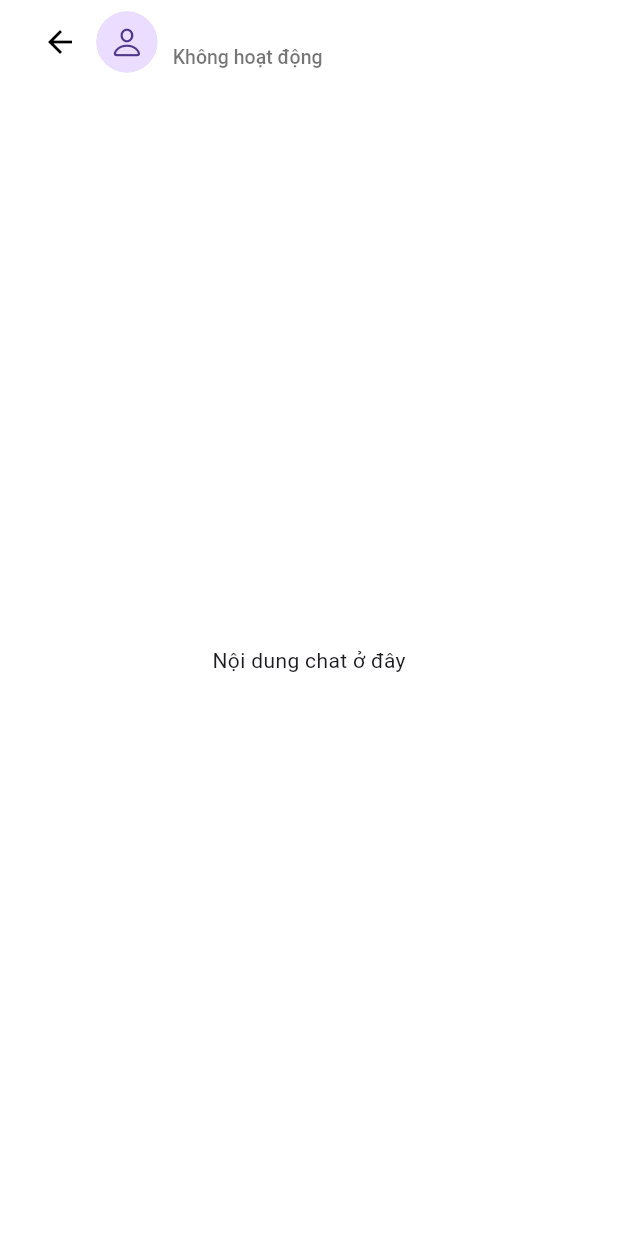
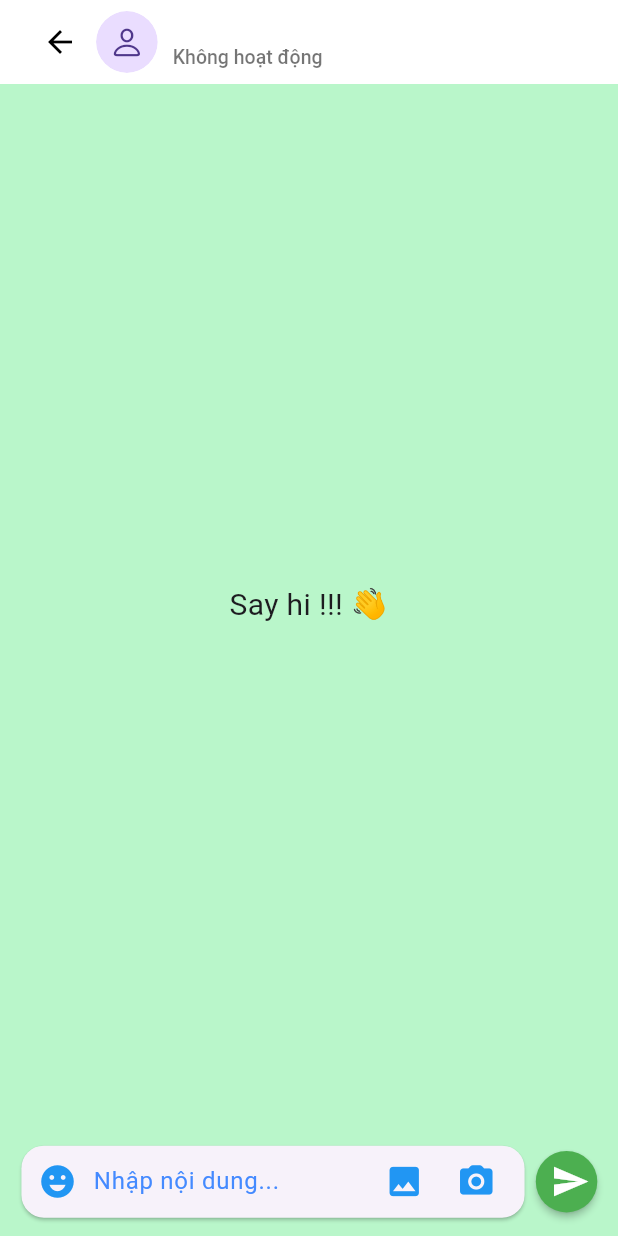
Before and after one commit to trongvu2003/mobie_appchat, a Flutter app: the ChatScreen screen opened directly with empty values, on a phone screen of 412 x 824 dp. Run offline on Flutter 3.47's test engine with Material 3 defaults, Android fonts, the phone set to English and light mode, and no system bars; drawn by our look-alikes of cached_network_image; our stand-ins replace cloud_firestore, firebase_auth, firebase_core, google_sign_in, image_picker; accounts and stored records are empty; network calls fail.

Commit message:
tich hop them UI+ chat giưa cac User

```diff
--- a/lib/api/api.dart
+++ b/lib/api/api.dart
@@ -1,4 +1,5 @@
 import 'package:app_chat/models/chat_user.dart';
+import 'package:app_chat/models/message.dart';
 import 'package:cloud_firestore/cloud_firestore.dart';
 import 'package:firebase_auth/firebase_auth.dart';
 import 'package:flutter/material.dart';
@@ -53,5 +54,28 @@ class APIs {
   static Future<void> updateUserInfo() async {
     await firestore.collection('users').doc(user?.uid).update({'name':me.name, 'about': me.about});
   }
+  // lấy thông tin id dễ dàng
+  static String getConversationID(String id)=> user.uid.hashCode <= id.hashCode
+      ? '${user.uid}_$id'
+      :'${id}_${user.uid}';
+  // Chatscreen API
+  static Stream<QuerySnapshot<Map<String, dynamic>>> getAllMessages(ChatUser user) {
+    return firestore
+        .collection('chat/${getConversationID(user.id)}/messages/')
+        .snapshots();
+  }
+  // Gửi tin nhắn
+  static Future<void> sendMessage(ChatUser chatUser,String msg) async{
+      // thời gian gui tin nhắn
+      final time =DateTime.now().millisecondsSinceEpoch.toString();
+      // gui tn
+      final Message message =Message(toId: chatUser.id, msg: msg, read: '', type: Type.text, fromId: user.uid, sent: time);
+      final rel = firestore.collection('chat/${getConversationID(chatUser.id)}/messages/');
+      await rel.doc(time).set(message.toJson());
+  }
 
+  // Cập nhật trạng thái tn
+  static Future<void> updateMessageReadStatus(Message message) async{
+    firestore.collection('chat/${getConversationID(message.fromId)}/messages/').doc(message.sent).update({'read':DateTime.now().millisecondsSinceEpoch.toString()});
+  }
 }
--- /dev/null
+++ b/lib/models/message.dart
@@ -0,0 +1,37 @@
+class Message {
+  Message({
+    required this.toId,
+    required this.msg,
+    required this.read,
+    required this.type,
+    required this.fromId,
+    required this.sent,
+  });
+  late final String toId;
+  late final String msg;
+  late final String read;
+  late final Type type;
+  late final String fromId;
+  late final String sent;
+
+  Message.fromJson(Map<String, dynamic> json){
+    toId = json['toId'].toString();
+    msg = json['msg'].toString();
+    read = json['read'].toString();
+    type = json['type'].toString() == Type.image.name ? Type.image :Type.text;
+    fromId = json['fromId'].toString();
+    sent = json['sent'].toString();
+  }
+
+  Map<String, dynamic> toJson() {
+    final data = <String, dynamic>{};
+    data['toId'] = toId;
+    data['msg'] = msg;
+    data['read'] = read;
+    data['type'] = type.name;
+    data['fromId'] = fromId;
+    data['sent'] = sent;
+    return data;
+  }
+}
+enum Type {text, image}
--- a/lib/screens/chat_screen.dart
+++ b/lib/screens/chat_screen.dart
@@ -1,10 +1,15 @@
+import 'dart:convert';
+
 import 'package:app_chat/models/chat_user.dart';
+import 'package:app_chat/widgets/message_card.dart';
 import 'package:cached_network_image/cached_network_image.dart';
 import 'package:flutter/cupertino.dart';
 import 'package:flutter/material.dart';
 import 'package:flutter/services.dart';
 
+import '../api/api.dart';
 import '../main.dart';
+import '../models/message.dart';
 
 class ChatScreen extends StatefulWidget {
   final ChatUser user;
@@ -15,13 +20,16 @@ class ChatScreen extends StatefulWidget {
 }
 
 class _ChatScreenState extends State<ChatScreen> {
+  List<Message> _list=[];
+
+  final _textController= TextEditingController();
   @override
   Widget build(BuildContext context) {
     SystemChrome.setSystemUIOverlayStyle(
       const SystemUiOverlayStyle(statusBarColor: Colors.transparent),
     );
     return Scaffold(
-      backgroundColor: Colors.white,
+      backgroundColor: Colors.greenAccent.shade100,
       appBar: AppBar(
         backgroundColor: Colors.white,
         elevation: 0,
@@ -32,7 +40,43 @@ class _ChatScreenState extends State<ChatScreen> {
         ),
         title: _appBar(),
       ),
-      body: Center(child: Text("Nội dung chat ở đây")),
+      body: Column(
+        children: [
+          Expanded(
+            child: StreamBuilder(
+              stream: APIs.getAllMessages(widget.user),
+              builder: (context,snapshot){
+
+                switch (snapshot.connectionState)
+                {
+                  case ConnectionState.waiting:
+                  case ConnectionState.none:
+                     return SizedBox();
+                  case ConnectionState.active:
+                  case ConnectionState.done:
+                      final data =snapshot.data?.docs;
+                      _list =data?.map((e)=> Message.fromJson(e.data())).toList() ?? [];
+                    }
+
+                    if (_list.isNotEmpty){
+                      return ListView.builder(
+                          itemCount: _list.length,
+                          padding: EdgeInsets.only(top:mq.height * .01),
+                          physics: BouncingScrollPhysics(),
+                          itemBuilder: (context, index)
+                          {
+                            return MessageCard( message: _list[index]);
+                          }
+                      );
+                    }else{
+                      return Center(child: Text('Say hi !!! 👋',style: TextStyle(fontSize: 20),));
+                    }
+                }
+            ),
+          ),
+          _chatInput()
+        ],
+      ),
     );
   }
 
@@ -86,4 +130,59 @@ class _ChatScreenState extends State<ChatScreen> {
       ),
     );
   }
+  Widget _chatInput() {
+    return Padding(
+      padding: EdgeInsets.symmetric(vertical: mq.height * .01, horizontal: mq.width * .025),
+      child: Row(
+        children: [
+          Expanded(
+            child: Card(
+              shape: RoundedRectangleBorder(borderRadius: BorderRadius.circular(15)),
+              child: Row(
+                  children: [
+                    IconButton(
+                      onPressed: () {},
+                      icon: Icon(Icons.emoji_emotions),
+                      color: Colors.blue,
+                        iconSize: 26
+                    ),
+                    Expanded(child: TextField(
+                      controller: _textController,
+                      keyboardType: TextInputType.multiline,
+                      maxLines: null,
+                      decoration: const InputDecoration(hintText: 'Nhập nội dung...',
+                          hintStyle: TextStyle(color: Colors.blueAccent),
+                          border: InputBorder.none,
+                      ),
+                    )),
+                    IconButton(
+                      onPressed: () {},
+                      icon: Icon(Icons.image),
+                      color: Colors.blue,iconSize: 26,
+                    ),
+                    IconButton(
+                      onPressed: () {},
+                      icon: Icon(Icons.camera_alt_rounded),
+                      color: Colors.blue,iconSize: 26,
+                    ),
+                    SizedBox(width: mq.width * .02,)
+                  ],
+              ),
+            ),
+          ),
+          MaterialButton(onPressed: (){
+            if(_textController.text.isNotEmpty){
+              APIs.sendMessage(widget.user,_textController.text);
+              _textController.text='';
+            }
+          },
+            shape: CircleBorder(),
+            minWidth: 0,
+            color:Colors.green,
+            padding: EdgeInsets.only(top: 10, bottom: 10, right: 5, left: 10),
+            child: Icon(Icons.send,color: Colors.white,size: 26,),)
+        ],
+      ),
+    );
+  }
 }
```
Also changed, not shown: lib/helper/my_date_until.dart (added, +11 -0 lines), lib/widgets/message_card.dart (added, +85 -0 lines).
